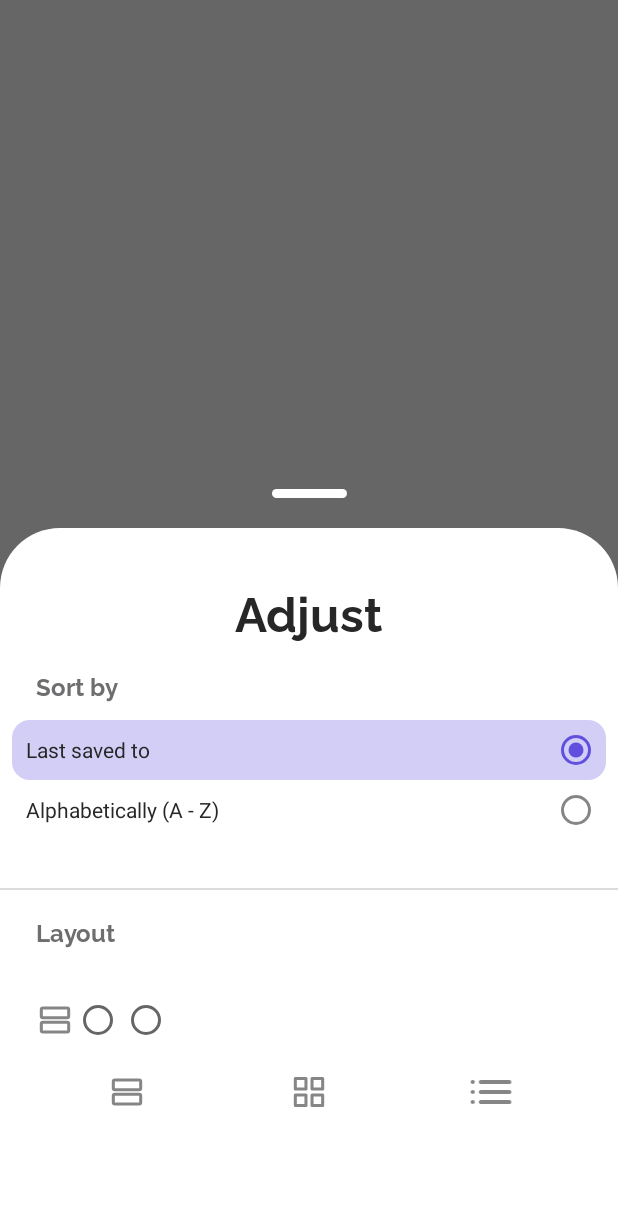
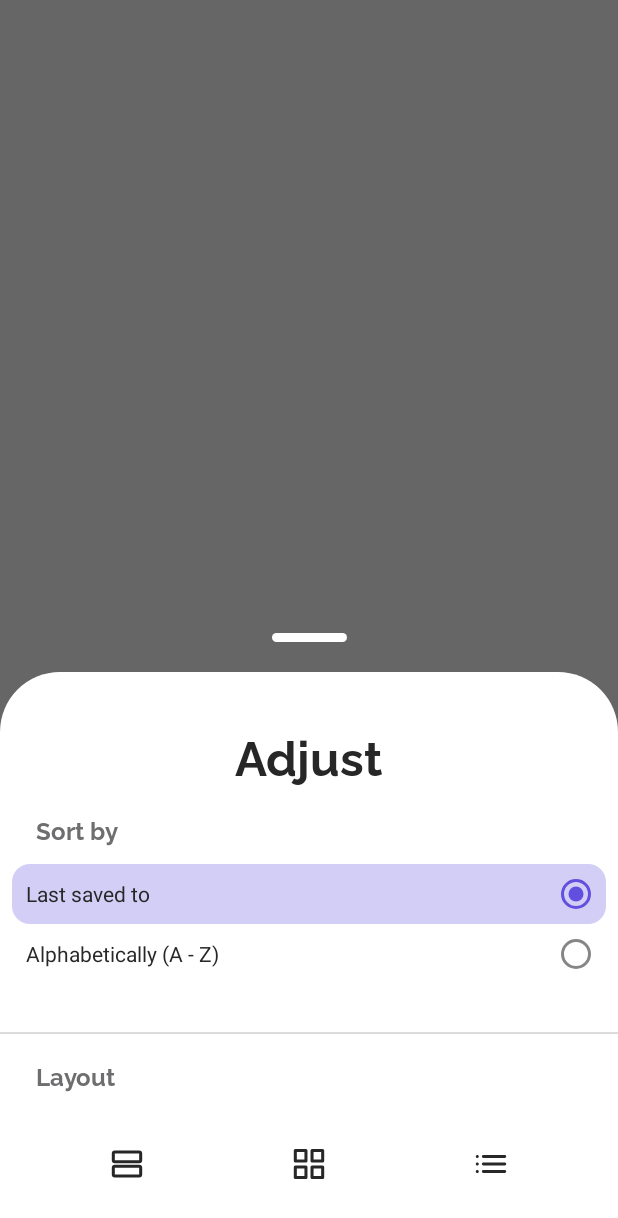
Before and after one commit to Giederius/Listings-Kotlin, an Android app: the fragment ProfileDrawersAdjustDialogFragment placed in its activity, on a phone screen of 412 x 824 dp. Shown: the top 1218 px of the screen. Run offline under Robolectric (Android 15) with nearby library versions, the phone set to English and light mode, and no system bars; libraries missing offline, so code that uses them is left out: com.xwray.groupie; 4 statements that could not run were skipped.

Commit message:
base for adjustments done

```diff
--- a/app/src/main/java/com/giedriusmecius/listings/ui/common/groupie/ProfileDrawerImageItem.kt
+++ b/app/src/main/java/com/giedriusmecius/listings/ui/common/groupie/ProfileDrawerImageItem.kt
@@ -7,7 +7,7 @@ import com.giedriusmecius.listings.R
 import com.giedriusmecius.listings.databinding.ItemProfileDrawerImageBinding
 import com.xwray.groupie.viewbinding.BindableItem
 
-class ProfileDrawerImageItem(val img: String) : BindableItem<ItemProfileDrawerImageBinding>() {
+class ProfileDrawerImageItem(private val img: String) : BindableItem<ItemProfileDrawerImageBinding>() {
     override fun getLayout(): Int = R.layout.item_profile_drawer_image
 
     override fun initializeViewBinding(view: View): ItemProfileDrawerImageBinding =
--- a/app/src/main/java/com/giedriusmecius/listings/ui/profileDrawers/ProfileDrawersAdjustDialogFragment.kt
+++ b/app/src/main/java/com/giedriusmecius/listings/ui/profileDrawers/ProfileDrawersAdjustDialogFragment.kt
@@ -38,14 +38,18 @@ class ProfileDrawersAdjustDialogFragment : BottomSheetDialogFragment() {
     override fun onViewCreated(view: View, savedInstanceState: Bundle?) {
         super.onViewCreated(view, savedInstanceState)
         with(binding) {
-            horizontal.setOnClickListener {
+            toggleButtonGroup.check(0)
+            horizontalLayout.setOnClickListener {
                 listener.onLayoutSelected(AdjustDialogActions.HORIZONTAL)
+                dismiss()
             }
-            grid.setOnClickListener {
+            gridLayout.setOnClickListener {
                 listener.onLayoutSelected(AdjustDialogActions.GRID)
+                dismiss()
             }
-            list.setOnClickListener {
+            listLayout.setOnClickListener {
                 listener.onLayoutSelected(AdjustDialogActions.LIST)
+                dismiss()
             }
         }
     }
--- a/app/src/main/java/com/giedriusmecius/listings/ui/profileDrawers/ProfileDrawersFragment.kt
+++ b/app/src/main/java/com/giedriusmecius/listings/ui/profileDrawers/ProfileDrawersFragment.kt
@@ -3,6 +3,7 @@ package com.giedriusmecius.listings.ui.profileDrawers
 import android.os.Bundle
 import android.util.Log
 import android.view.View
+import androidx.core.view.isGone
 import androidx.core.widget.addTextChangedListener
 import androidx.fragment.app.viewModels
 import androidx.recyclerview.widget.GridLayoutManager
@@ -12,7 +13,9 @@ import com.giedriusmecius.listings.R
 import com.giedriusmecius.listings.data.remote.model.product.Product
 import com.giedriusmecius.listings.databinding.FragmentProfileDrawersBinding
 import com.giedriusmecius.listings.ui.common.base.BaseFragment
+import com.giedriusmecius.listings.ui.common.groupie.ProfileDrawerGridItem
 import com.giedriusmecius.listings.ui.common.groupie.ProfileDrawerItem
+import com.giedriusmecius.listings.ui.common.groupie.ProfileDrawerListItem
 import com.giedriusmecius.listings.utils.state.subscribeWithAutoDispose
 import com.xwray.groupie.GroupieAdapter
 
@@ -43,6 +46,12 @@ class ProfileDrawersFragment :
 
     override fun observeState() {
         vm.subscribeWithAutoDispose(this) { oldState, newState ->
+            if( oldState != newState){
+                with(binding){
+                    Log.d("MANO","${oldState?.isLoading} ${newState.isLoading}")
+                    profileDrawersProgressBar.isGone = !newState.isLoading
+                }
+            }
             when (val cmd = newState.command) {
                 is ProfileDrawersState.Command.DisplayData -> {
                     displayData(cmd.data)
@@ -60,13 +69,56 @@ class ProfileDrawersFragment :
                 ProfileDrawersState.Command.ChangeLayoutHorizontal -> {
                     binding.profileDrawerRecyclerView.layoutManager =
                         LinearLayoutManager(context)
+                    groupie.clear()
+                    groupie.addAll(
+                        arrayListOf(
+                            ProfileDrawerItem("Electronics", electronicsList),
+                            ProfileDrawerItem("Jewelry", jewelryList),
+                            ProfileDrawerItem("Men\'s clothing", mensClothingList),
+                            ProfileDrawerItem("Women\'s clothing", womensClothignList),
+                        )
+                    )
                 }
                 ProfileDrawersState.Command.ChangeLayoutGrid -> {
                     binding.profileDrawerRecyclerView.layoutManager = GridLayoutManager(context, 2)
-                    // todo create new items.
+                    groupie.clear()
+                    groupie.addAll(
+                        arrayListOf(
+                            ProfileDrawerGridItem("Electronics", electronicsList),
+                            ProfileDrawerGridItem("Jewelry", jewelryList),
+                            ProfileDrawerGridItem("Men\'s clothing", mensClothingList),
+                            ProfileDrawerGridItem("Women\'s clothing", womensClothignList),
+                        )
+                    )
+
                 }
                 ProfileDrawersState.Command.ChangeLayoutList -> {
+                    groupie.clear()
                     binding.profileDrawerRecyclerView.layoutManager = LinearLayoutManager(context)
+                    groupie.addAll(
+                        arrayListOf(
+                            ProfileDrawerListItem(
+                                "Electronics",
+                                electronicsList.size,
+                                electronicsList[0].image
+                            ),
+                            ProfileDrawerListItem(
+                                "Jewelry",
+                                jewelryList.size,
+                                jewelryList[0].image
+                            ),
+                            ProfileDrawerListItem(
+                                "Men\'s clothing",
+                                mensClothingList.size,
+                                mensClothingList[0].image
+                            ),
+                            ProfileDrawerListItem(
+                                "Women\'s clothing",
+                                womensClothignList.size,
+                                womensClothignList[0].image
+                            ),
+                        )
+                    )
                 }
                 // todo layout adjustment.
                 else -> {}
--- /dev/null
+++ b/app/src/main/res/color/bg_toggle_button_selector.xml
@@ -0,0 +1,4 @@
+<selector xmlns:android="http://schemas.android.com/apk/res/android">
+    <item android:color="@color/warmPurple" android:state_checked="true"/>
+    <item android:color="@android:color/transparent" android:state_checked="false"/>
+</selector>
--- /dev/null
+++ b/app/src/main/res/color/text_toggle_button_color.xml
@@ -0,0 +1,7 @@
+<?xml version="1.0" encoding="utf-8"?>
+<selector xmlns:android="http://schemas.android.com/apk/res/android">
+    <item android:color="@color/accentPurple" android:state_checkable="true" android:state_checked="true" android:state_enabled="true" />
+    <item android:color="@color/normalTextColor" android:state_checkable="true" android:state_checked="false" android:state_enabled="true" />
+    <item android:color="@color/normalTextColor" android:state_enabled="true" />
+    <item android:color="@color/neutralLight" />
+</selector>
--- a/app/src/main/res/layout/dialog_profile_drawers_adjust.xml
+++ b/app/src/main/res/layout/dialog_profile_drawers_adjust.xml
@@ -14,8 +14,7 @@
         app:layout_constraintStart_toStartOf="parent"
         app:layout_constraintTop_toTopOf="parent" />
 
-    <androidx.constraintlayout.widget.ConstraintLayout xmlns:android="http://schemas.android.com/apk/res/android"
-        xmlns:app="http://schemas.android.com/apk/res-auto"
+    <androidx.constraintlayout.widget.ConstraintLayout
         android:id="@+id/dialogLayout"
         android:layout_width="match_parent"
         android:layout_height="match_parent"
@@ -90,79 +89,42 @@
             app:layout_constraintStart_toStartOf="parent"
             app:layout_constraintTop_toBottomOf="@id/divider" />
 
-        <RadioGroup
-            android:id="@+id/layoutRadioGroup"
+        <com.google.android.material.button.MaterialButtonToggleGroup
+            android:id="@+id/toggleButtonGroup"
             android:layout_width="match_parent"
-            android:layout_height="wrap_content"
-            android:layout_marginHorizontal="24dp"
-            android:layout_marginTop="24dp"
-            android:orientation="horizontal"
-            app:layout_constraintBottom_toTopOf="@id/horizontal"
-            app:layout_constraintStart_toStartOf="parent"
-            app:layout_constraintTop_toBottomOf="@id/adjustDrawerLayout">
-
-            <RadioButton
-                android:layout_width="wrap_content"
-                android:layout_height="48dp"
-                android:background="@drawable/bg_radio_button_selector"
-                android:button="@drawable/radio_button_horizontal_layout"
-                android:checked="false" />
-
-            <RadioButton
-                android:layout_width="wrap_content"
-                android:layout_height="48dp" />
-
-            <RadioButton
-                android:layout_width="wrap_content"
-                android:layout_height="48dp" />
-        </RadioGroup>
-
-        <ImageView
-            android:id="@+id/horizontal"
-            android:layout_width="0dp"
             android:layout_height="48dp"
-            android:layout_marginStart="24dp"
-            android:layout_marginTop="24dp"
-            android:layout_marginBottom="24dp"
-            android:background="@drawable/bg_radio_button_selector"
-            android:padding="12dp"
-            android:src="@drawable/radio_button_horizontal_layout"
-            app:layout_constraintBottom_toBottomOf="parent"
-            app:layout_constraintEnd_toStartOf="@id/grid"
-            app:layout_constraintHorizontal_chainStyle="spread"
-            app:layout_constraintStart_toStartOf="parent"
-            app:layout_constraintTop_toBottomOf="@id/adjustDrawerLayout" />
-
-        <ImageView
-            android:id="@+id/grid"
-            android:layout_width="0dp"
-            android:layout_height="48dp"
-            android:layout_marginTop="24dp"
-            android:layout_marginBottom="24dp"
-            android:background="@drawable/bg_radio_button_selector"
-            android:padding="12dp"
-            android:src="@drawable/ic_layout_grid"
-            app:layout_constraintBottom_toBottomOf="parent"
-            app:layout_constraintEnd_toStartOf="@id/list"
-            app:layout_constraintHorizontal_chainStyle="spread"
-            app:layout_constraintStart_toEndOf="@id/horizontal"
-            app:layout_constraintTop_toBottomOf="@id/adjustDrawerLayout" />
-
-        <ImageView
-            android:id="@+id/list"
-            android:layout_width="0dp"
-            android:layout_height="48dp"
-            android:layout_marginTop="24dp"
-            android:layout_marginEnd="24dp"
-            android:layout_marginBottom="24dp"
-            android:background="@drawable/bg_radio_button_selector"
-            android:padding="16dp"
-            android:src="@drawable/ic_layout_list"
+            android:layout_margin="24dp"
             app:layout_constraintBottom_toBottomOf="parent"
             app:layout_constraintEnd_toEndOf="parent"
-            app:layout_constraintHorizontal_chainStyle="spread"
-            app:layout_constraintStart_toEndOf="@id/grid"
-            app:layout_constraintTop_toBottomOf="@id/adjustDrawerLayout" />
+            app:layout_constraintStart_toStartOf="parent"
+            app:layout_constraintTop_toBottomOf="@id/adjustDrawerLayout"
+            app:singleSelection="true">
+
+            <Button
+                android:id="@+id/horizontalLayout"
+                style="@style/ToggleButtonWithIcon"
+                android:layout_width="wrap_content"
+                android:layout_height="match_parent"
+                android:layout_weight="1"
+                app:icon="@drawable/radio_button_horizontal_layout" />
+
+            <Button
+                android:id="@+id/gridLayout"
+                style="@style/ToggleButtonWithIcon"
+                android:layout_width="wrap_content"
+                android:layout_height="match_parent"
+                android:layout_weight="1"
+                app:icon="@drawable/ic_layout_grid" />
+
+            <Button
+                android:id="@+id/listLayout"
+                style="@style/ToggleButtonWithIcon"
+                android:layout_width="wrap_content"
+                android:layout_height="match_parent"
+                android:layout_weight="1"
+                app:icon="@drawable/ic_layout_list" />
+        </com.google.android.material.button.MaterialButtonToggleGroup>
+
     </androidx.constraintlayout.widget.ConstraintLayout>
 
 </androidx.constraintlayout.widget.ConstraintLayout>
--- a/app/src/main/res/layout/item_profile_drawer_image.xml
+++ b/app/src/main/res/layout/item_profile_drawer_image.xml
@@ -5,6 +5,6 @@
     android:layout_width="104dp"
     android:layout_height="126dp"
     android:layout_marginHorizontal="2dp"
-    android:scaleType="centerCrop"
+    android:scaleType="fitCenter"
     android:src="@drawable/sample_image"
     app:shapeAppearanceOverlay="@style/roundedCornerShape" />
--- a/app/src/main/res/navigation/nav_graph.xml
+++ b/app/src/main/res/navigation/nav_graph.xml
@@ -34,7 +34,11 @@
         tools:layout="@layout/fragment_profile_drawers" >
         <action
             android:id="@+id/action_profileDrawerFragment_to_profileFragment"
-            app:destination="@id/profileFragment" />
+            app:destination="@id/profileFragment"
+            app:enterAnim="@anim/nav_default_enter_anim"
+            app:exitAnim="@anim/nav_default_exit_anim"
+            app:popEnterAnim="@anim/nav_default_pop_enter_anim"
+            app:popExitAnim="@anim/nav_default_pop_exit_anim"/>
     </fragment>
 
 
--- a/app/src/main/res/values/styles_components.xml
+++ b/app/src/main/res/values/styles_components.xml
@@ -57,4 +57,18 @@
         <item name="rippleColor">@android:color/transparent</item>
     </style>
 
+    <style name="ToggleButtonWithIcon" parent="Widget.MaterialComponents.Button.OutlinedButton">
+        <item name="iconPadding">0dp</item>
+        <item name="android:inset">0dp</item>
+        <item name="android:insetTop">0dp</item>
+        <item name="android:insetBottom">0dp</item>
+        <item name="android:paddingLeft">12dp</item>
+        <item name="android:paddingRight">12dp</item>
+        <item name="minWidth">48dp</item>
+        <item name="iconGravity">textStart</item>
+        <item name="strokeWidth">0dp</item>
+        <item name="backgroundTint">@color/bg_toggle_button_selector</item>
+        <item name="iconTint">@color/text_toggle_button_color</item>
+    </style>
+
 </resources>
```
Also changed, not shown: app/src/main/java/com/giedriusmecius/listings/ui/common/groupie/ProfileDrawerGridItem.kt (added, +33 -0 lines), app/src/main/java/com/giedriusmecius/listings/ui/common/groupie/ProfileDrawerListItem.kt (added, +27 -0 lines), app/src/main/java/com/giedriusmecius/listings/ui/profileDrawers/ProfileDrawersState.kt (+5 -3 lines), app/src/main/res/layout/fragment_profile_drawers.xml (+10 -0 lines), app/src/main/res/layout/item_profile_drawer_grid.xml (added, +37 -0 lines), app/src/main/res/layout/item_profile_drawer_list.xml (added, +47 -0 lines).
